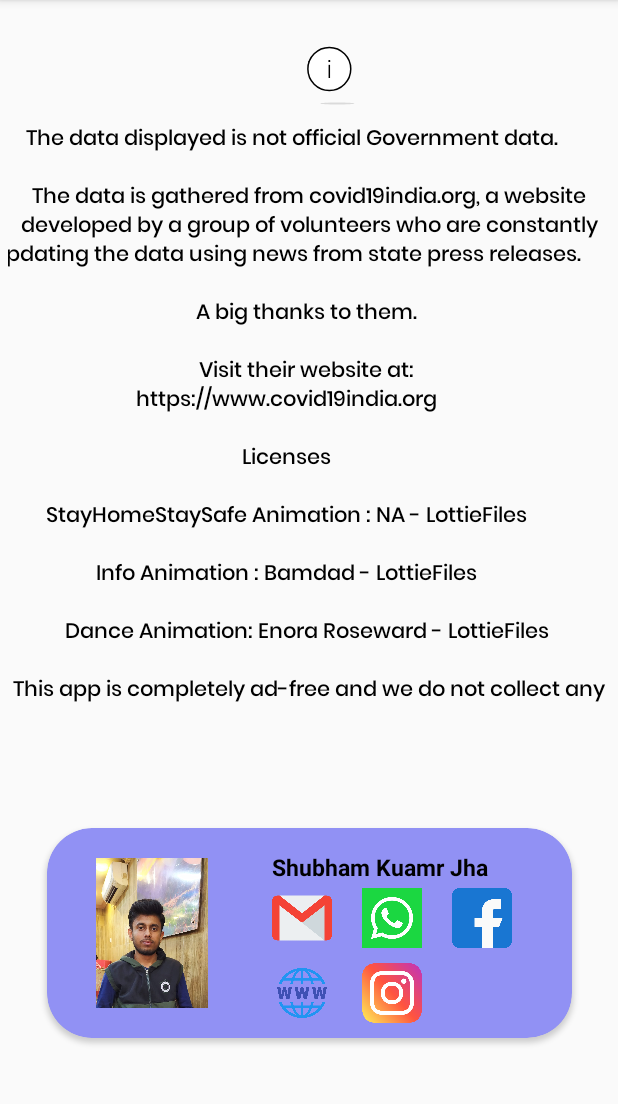
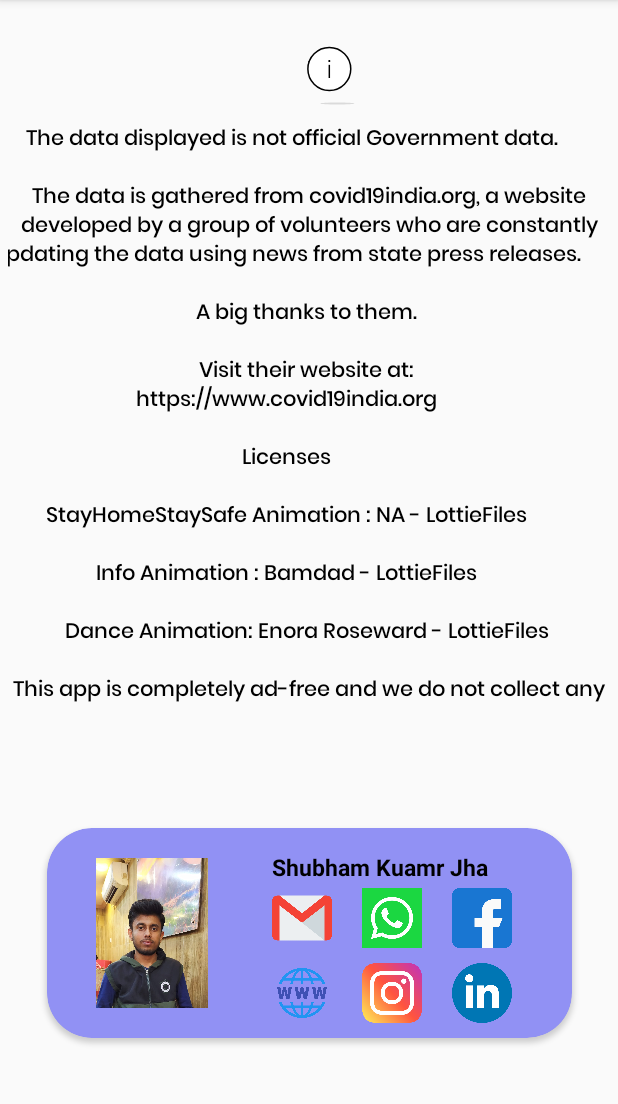
Before and after one commit to Shubham2157/covid-19_Tracker, an Android app: the AboutUsActivity screen opened directly, with no data from a screen before it, on a phone screen of 412 x 824 dp, the part 84-1188 px from its top. Run offline under Robolectric (Android 15) with nearby library versions, the phone set to English and light mode, and no system bars; network calls fail.

Commit message:
info layout - mare option added to connect me like linkedin and instagram

```diff
--- a/app/src/main/res/layout/activity_about_us.xml
+++ b/app/src/main/res/layout/activity_about_us.xml
@@ -100,6 +100,14 @@
             android:layout_marginTop="90dp"
             android:background="@drawable/instagram" />
 
+        <ImageView
+            android:id="@+id/linkedin_shubham"
+            android:layout_width="40dp"
+            android:layout_height="40dp"
+            android:layout_marginLeft="270dp"
+            android:layout_marginTop="90dp"
+            android:background="@drawable/linkedin" />
+
     </androidx.cardview.widget.CardView>
 
 
```
Also changed, not shown: app/src/main/java/com/shubham/covid_19track/AboutUsActivity.kt (+20 -0 lines), app/src/main/res/drawable/linkedin.png (added).
